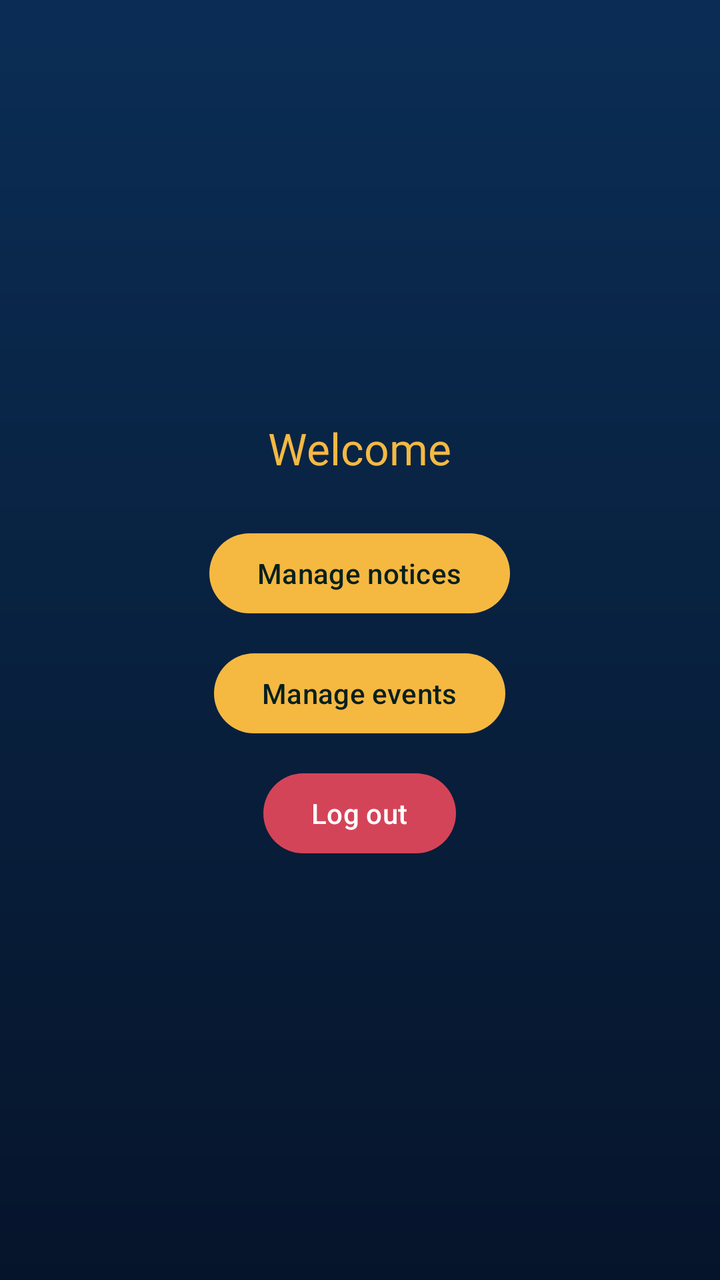
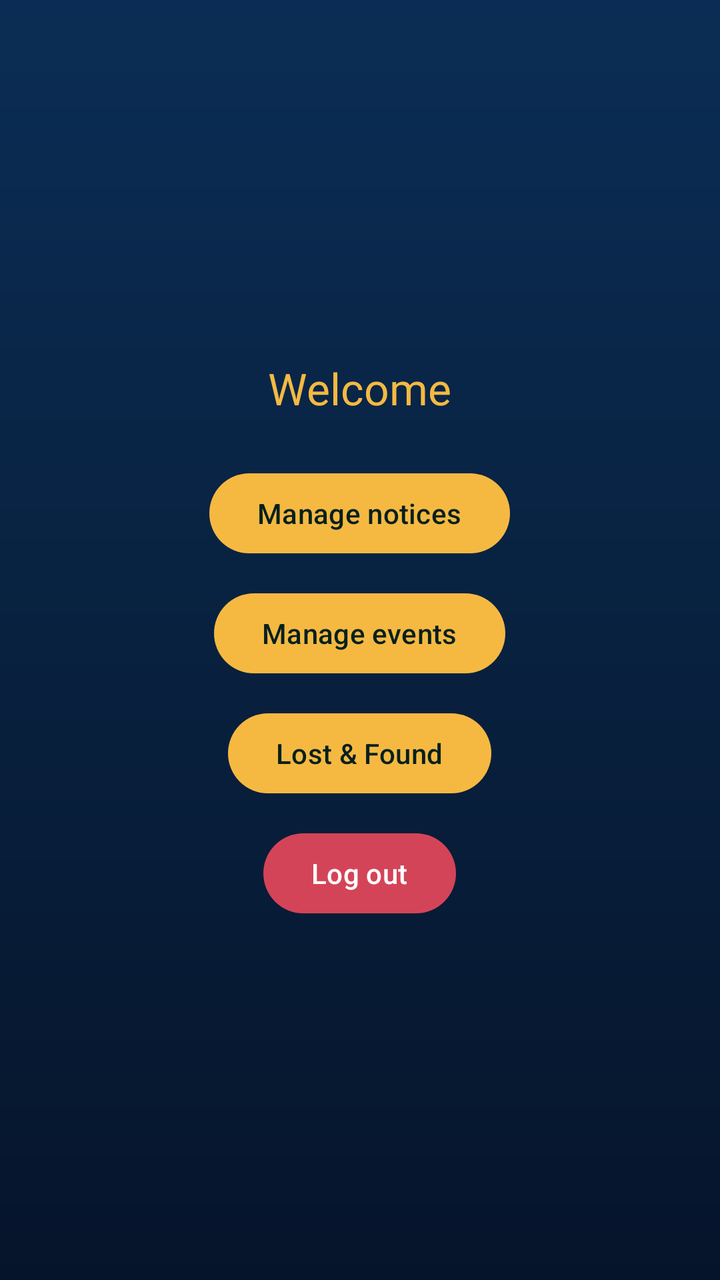

Compare the two renders of this Android layout. The source of the first and the diff that turns it into the second are given below.
<!-- AndroidManifest.xml: application theme Theme.CampusPulse -->
<!-- res/layout/activity_admin_dashboard.xml -->
<?xml version="1.0" encoding="utf-8"?>
<LinearLayout xmlns:android="http://schemas.android.com/apk/res/android"
    xmlns:app="http://schemas.android.com/apk/res-auto"
    android:layout_width="match_parent"
    android:layout_height="match_parent"
    android:background="@drawable/bg_dashboard"
    android:gravity="center"
    android:orientation="vertical"
    android:padding="24dp">

    <TextView
        android:id="@+id/tvWelcome"
        android:layout_width="wrap_content"
        android:layout_height="wrap_content"
        android:fontFamily="@font/poppins_bold"
        android:text="Welcome"
        android:textColor="#F5B942"
        android:textSize="22sp" />

    <com.google.android.material.button.MaterialButton
        android:id="@+id/btnNotices"
        android:layout_width="wrap_content"
        android:layout_height="wrap_content"
        android:layout_marginTop="24dp"
        android:text="Manage notices"
        android:textAllCaps="false"
        android:textColor="#06201E"
        app:backgroundTint="#F5B942" />

    <com.google.android.material.button.MaterialButton
        android:id="@+id/btnEvents"
        android:layout_width="wrap_content"
        android:layout_height="wrap_content"
        android:layout_marginTop="12dp"
        android:text="Manage events"
        android:textAllCaps="false"
        android:textColor="#06201E"
        app:backgroundTint="#F5B942" />

    <com.google.android.material.button.MaterialButton
        android:id="@+id/btnLogout"
        android:layout_width="wrap_content"
        android:layout_height="wrap_content"
        android:layout_marginTop="12dp"
        android:text="Log out"
        android:textAllCaps="false"
        app:backgroundTint="#D44458" />
</LinearLayout>
<!-- resources referenced by this layout -->
<resources>
  <!-- drawable bg_dashboard (drawable) -->
  <shape xmlns:android="http://schemas.android.com/apk/res/android">
      <gradient android:startColor="#0B2D55" android:centerColor="#08213F"
          android:endColor="#06142B" android:angle="270" />
  </shape>
  <style name="Theme.CampusPulse" parent="Theme.Material3.DayNight.NoActionBar" />
</resources>

<!-- the commit's change to res/layout/activity_admin_dashboard.xml (unified diff, before → after) -->
@@ -38,6 +38,16 @@
         app:backgroundTint="#F5B942" />
 
     <com.google.android.material.button.MaterialButton
+        android:id="@+id/btnLostFound"
+        android:layout_width="wrap_content"
+        android:layout_height="wrap_content"
+        android:layout_marginTop="12dp"
+        android:text="Lost &amp; Found"
+        android:textAllCaps="false"
+        android:textColor="#06201E"
+        app:backgroundTint="#F5B942" />
+
+    <com.google.android.material.button.MaterialButton
         android:id="@+id/btnLogout"
         android:layout_width="wrap_content"
         android:layout_height="wrap_content"
